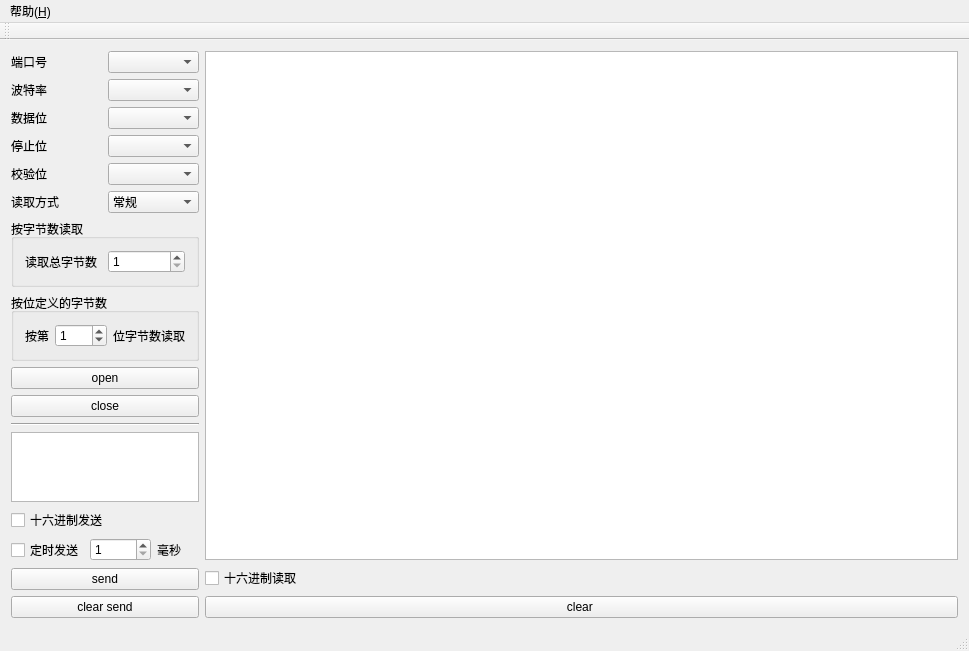
zym198098/qtserialCom0312, file qtserialCom/qtserialCom.ui: the form before one commit.
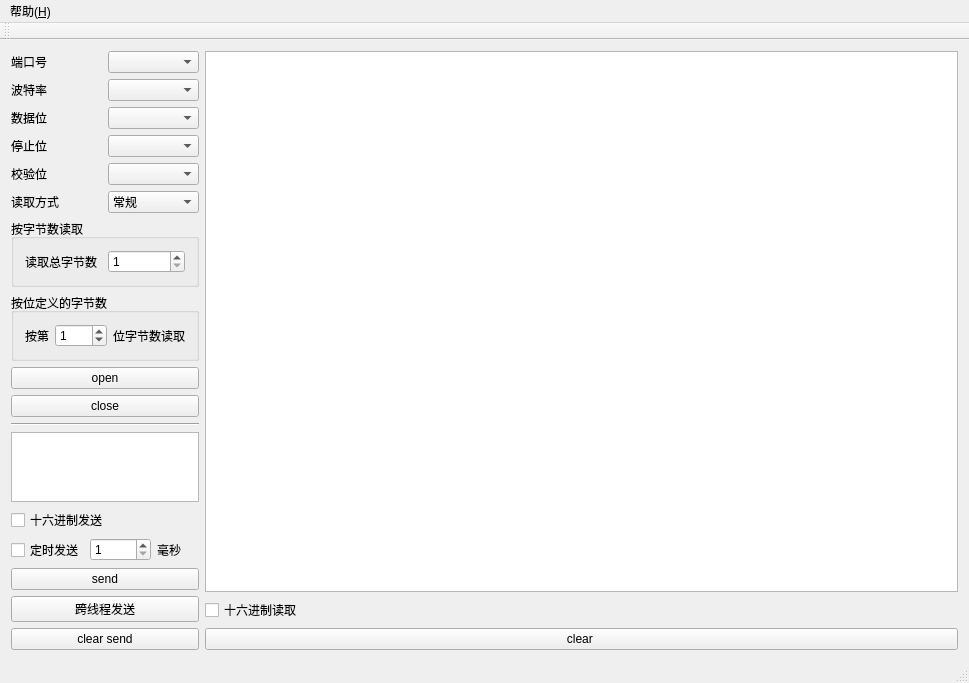
The form after the commit.

Commit message: 常规读取；按字节数读取；按位读取；定时发送数据。修正按字节数读取；按位读取 bug。增加行号显示

What changed in the file:
```diff
--- a/qtserialCom/qtserialCom.ui
+++ b/qtserialCom/qtserialCom.ui
@@ -7,7 +7,7 @@
     <x>0</x>
     <y>0</y>
     <width>969</width>
-    <height>612</height>
+    <height>623</height>
    </rect>
   </property>
   <property name="windowTitle">
@@ -289,6 +289,13 @@
           </property>
          </widget>
         </item>
+        <item>
+         <widget class="QPushButton" name="btn_thread">
+          <property name="text">
+           <string>跨线程发送</string>
+          </property>
+         </widget>
+        </item>
         <item>
          <widget class="QPushButton" name="pushButton_2">
           <property name="text">
```
The commit also changes 9 other files.
